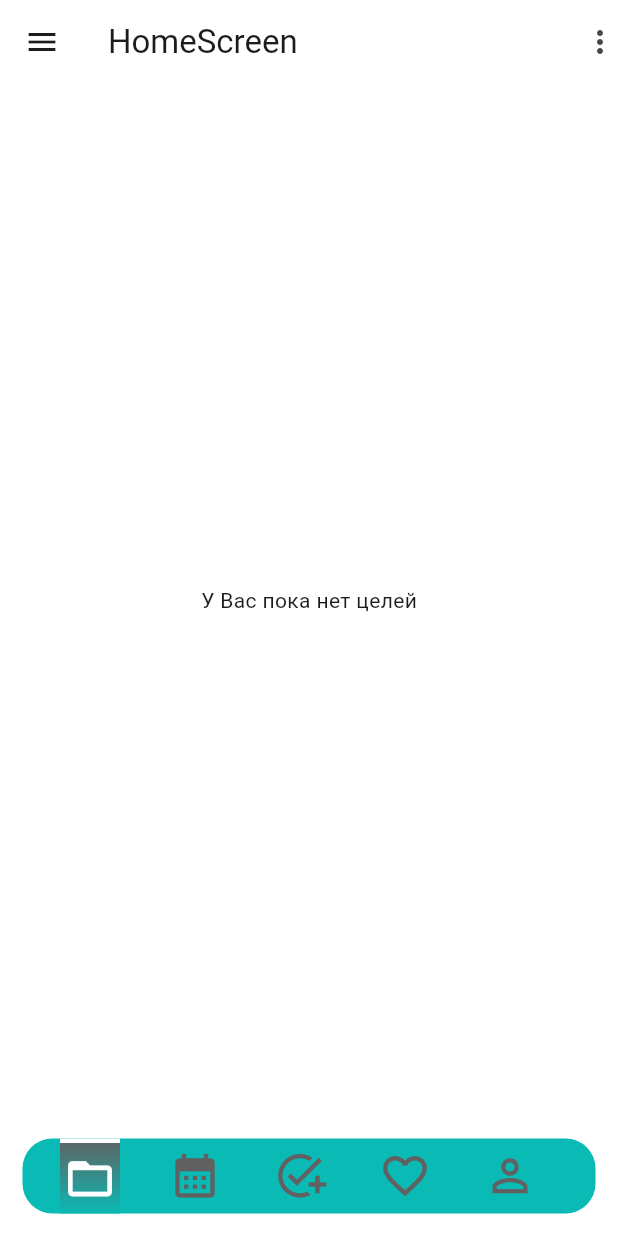
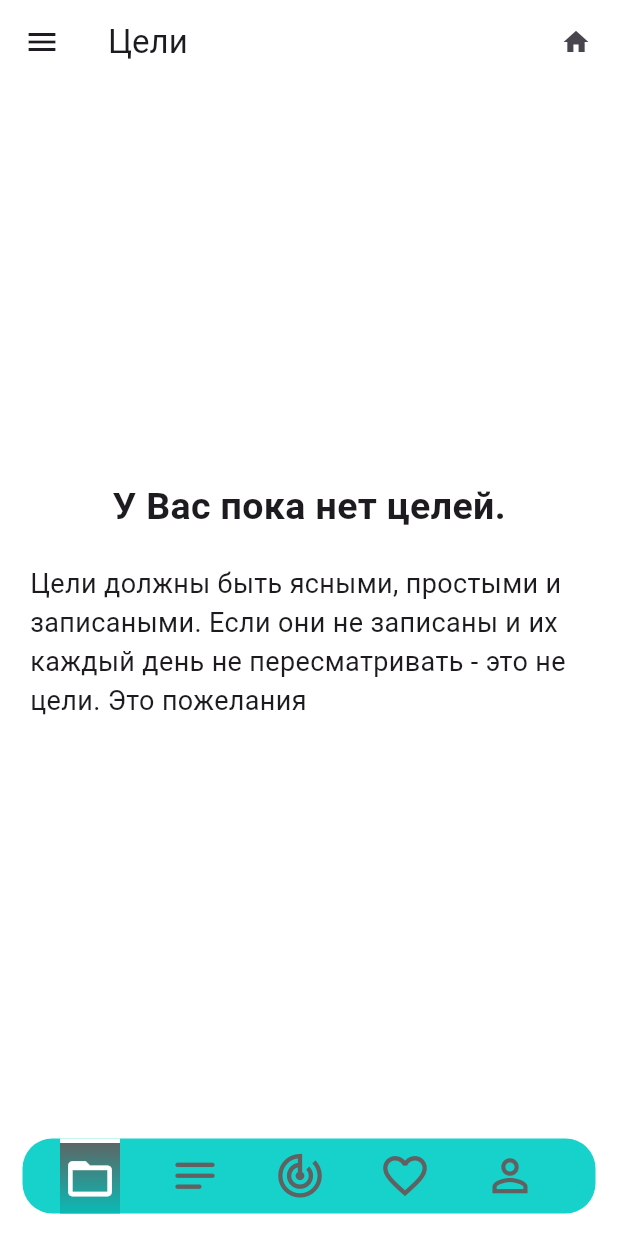
Before and after one commit to MironAlikc/planner_app, a Flutter app: the screen it shows after launch, on a phone screen of 412 x 824 dp. Run offline on Flutter 3.47's test engine with Material 2 defaults, Android fonts, the phone set to English and light mode, and no system bars.

Commit message:
added AppBar

```diff
--- a/lib/home_screen/home_screen.dart
+++ b/lib/home_screen/home_screen.dart
@@ -1,5 +1,6 @@
 import 'package:flutter/material.dart';
-import 'package:planner_app/bottom_navigation_bar_widget.dart';
+import 'package:planner_app/resources/colors.dart';
+import 'package:planner_app/widgets/bottom_navigation_bar_widget.dart';
 
 class HomeScreen extends StatelessWidget {
   const HomeScreen({super.key});
@@ -7,15 +8,30 @@ class HomeScreen extends StatelessWidget {
   @override
   Widget build(BuildContext context) {
     return Scaffold(
-      drawer: const Drawer(),
-      appBar: AppBar(
-        title: Text('HomeScreen'),
-        actions: const [
-          Icon(Icons.more_vert),
-        ],
-        backgroundColor: Colors.white,
-      ),
-      body: const BottomNavigationBarWidget(),
+      body: BottomNavigationBarWidget(),
     );
   }
 }
+
+
+// class HomeAppBarWidget extends StatelessWidget implements PreferredSizeWidget {
+//   const HomeAppBarWidget({
+//     super.key,
+//     required this.title,
+//   });
+//   final String title;
+
+//   @override
+//   Size get preferredSize => const Size.fromHeight(kToolbarHeight);
+
+//   @override
+//   Widget build(BuildContext context) {
+//     return AppBar(
+//       title: Text(title),
+//       actions: const [
+//         Icon(Icons.more_vert),
+//       ],
+//       backgroundColor: Colors.white,
+//     );
+//   }
+// }
--- a/lib/resources/colors.dart
+++ b/lib/resources/colors.dart
@@ -1,5 +1,5 @@
 import 'package:flutter/material.dart';
 
 abstract class ColorsApp {
-  static const mainColor = Color(0xFF0abab5);
+  static const mainColor = Color.fromARGB(255, 23, 210, 203);
 }
--- a/lib/screen_bar/affairs_screen.dart
+++ b/lib/screen_bar/affairs_screen.dart
@@ -6,7 +6,7 @@ class AffairsScreen extends StatelessWidget {
   @override
   Widget build(BuildContext context) {
     return Scaffold(
-      backgroundColor: Colors.amber,
-    );
+        // backgroundColor: Colors.amber,
+        );
   }
 }
--- a/lib/screen_bar/finance_screen.dart
+++ b/lib/screen_bar/finance_screen.dart
@@ -5,6 +5,9 @@ class FinanceScreen extends StatelessWidget {
 
   @override
   Widget build(BuildContext context) {
-    return Scaffold(backgroundColor: Colors.lightBlue);
+    return Scaffold(
+
+        ///backgroundColor: Colors.lightBlue,
+        );
   }
 }
--- a/lib/screen_bar/goals_screen.dart
+++ b/lib/screen_bar/goals_screen.dart
@@ -1,5 +1,6 @@
 import 'package:flutter/material.dart';
 import 'package:flutter/widgets.dart';
+import 'package:planner_app/theme/app_fonts.dart';
 
 class GoalsScreen extends StatelessWidget {
   const GoalsScreen({super.key});
@@ -8,8 +9,24 @@ class GoalsScreen extends StatelessWidget {
   Widget build(BuildContext context) {
     return Scaffold(
       backgroundColor: Colors.white,
-      body: Center(
-        child: Text('У Вас пока нет целей'),
+      body: Padding(
+        padding: const EdgeInsets.symmetric(
+          horizontal: 20,
+        ),
+        child: Column(
+          mainAxisAlignment: MainAxisAlignment.center,
+          children: [
+            Text(
+              'У Вас пока нет целей.',
+              style: AppFonts.w700s25,
+            ),
+            SizedBox(height: 20),
+            Text(
+              'Цели должны быть ясными, простыми и записаными. Если они не записаны и их каждый день не пересматривать - это не цели. Это пожелания',
+              style: AppFonts.w400s18,
+            ),
+          ],
+        ),
       ),
     );
   }
--- a/lib/screen_bar/notes_screen.dart
+++ b/lib/screen_bar/notes_screen.dart
@@ -5,6 +5,8 @@ class NotesScreen extends StatelessWidget {
 
   @override
   Widget build(BuildContext context) {
-    return Scaffold(backgroundColor: Colors.green);
+    return Scaffold(
+        //  backgroundColor: Colors.green,
+        );
   }
 }
--- a/lib/screen_bar/tracker_screen.dart
+++ b/lib/screen_bar/tracker_screen.dart
@@ -6,7 +6,7 @@ class TrackerScreen extends StatelessWidget {
   @override
   Widget build(BuildContext context) {
     return Scaffold(
-      backgroundColor: Colors.grey,
-    );
+        //  backgroundColor: Colors.grey,
+        );
   }
 }
--- /dev/null
+++ b/lib/theme/app_fonts.dart
@@ -0,0 +1,8 @@
+import 'package:flutter/material.dart';
+
+abstract class AppFonts {
+  static const TextStyle w700s25 =
+      TextStyle(fontSize: 25, fontWeight: FontWeight.w700);
+  static const TextStyle w400s18 =
+      TextStyle(fontSize: 18, fontWeight: FontWeight.w400);
+}
--- a/lib/bottom_navigation_bar_widget.dart
+++ b/lib/widgets/bottom_navigation_bar_widget.dart
@@ -1,6 +1,7 @@
 import 'package:flutter/material.dart';
 import 'package:planner_app/resources/colors.dart';
 import 'package:planner_app/screen_bar/affairs_screen.dart';
+import 'package:planner_app/screen_bar/finance_screen.dart';
 import 'package:planner_app/screen_bar/goals_screen.dart';
 import 'package:planner_app/screen_bar/notes_screen.dart';
 import 'package:planner_app/screen_bar/tracker_screen.dart';
@@ -15,28 +16,67 @@ class BottomNavigationBarWidget extends StatefulWidget {
 
 class _BottomNavigationBarWidgetState extends State<BottomNavigationBarWidget>
     with SingleTickerProviderStateMixin {
-  int selectedIndex = 0;
+  int _selectedIndex = 0;
+  final List<String> _appBarTitles = [
+    'Цели',
+    'Дела',
+    'Трекер',
+    'Заметки',
+    'Финансы',
+  ];
+  List<List<IconData>> _appBarIcons = [
+    [Icons.home],
+    [Icons.business, Icons.map],
+    [Icons.business, Icons.map],
+    [Icons.business, Icons.map],
+    [Icons.school, Icons.notifications, Icons.favorite],
+  ];
+
   final List<Widget> _widgetOptions = <Widget>[
     const GoalsScreen(),
     const AffairsScreen(),
     const TrackerScreen(),
     const NotesScreen(),
-    const Center(child: Text('пять')),
+    const FinanceScreen()
   ];
+
+  void _onItemTapped(int index) {
+    setState(() {
+      _selectedIndex = index;
+    });
+  }
 
   @override
   Widget build(BuildContext context) {
     List<IconData> data = [
       Icons.folder_open,
-      Icons.calendar_month,
-      Icons.add_task,
+      Icons.notes_rounded,
+      Icons.track_changes,
       Icons.favorite_outline_sharp,
       Icons.person_outline_sharp,
     ];
 
     return Scaffold(
+      drawer: const Drawer(),
+      appBar: AppBar(
+          backgroundColor: Colors.white,
+          title: Text(_appBarTitles[_selectedIndex]),
+          actions: [
+            Padding(
+              padding: const EdgeInsets.all(8.0),
+              child: Row(
+                mainAxisAlignment: MainAxisAlignment.spaceBetween,
+                children: _appBarIcons[_selectedIndex].map((icon) {
+                  return Padding(
+                    padding: EdgeInsets.symmetric(horizontal: 10),
+                    child: Icon(icon, size: 20),
+                  );
+                }).toList(),
+              ),
+            ),
+          ]),
       backgroundColor: Colors.white,
-      body: _widgetOptions[selectedIndex],
+      body: _widgetOptions[_selectedIndex],
       bottomNavigationBar: Padding(
         padding: const EdgeInsets.all(15),
         child: Material(
@@ -53,16 +93,16 @@ class _BottomNavigationBarWidgetState extends State<BottomNavigationBarWidget>
                 padding: const EdgeInsets.symmetric(horizontal: 15),
                 child: GestureDetector(
                   onTap: () {
-                    if (selectedIndex == i) return;
+                    if (_selectedIndex == i) return;
                     setState(() {
-                      selectedIndex = i;
+                      _selectedIndex = i;
                     });
                   },
                   child: AnimatedContainer(
                     duration: const Duration(milliseconds: 250),
                     width: 40,
                     decoration: BoxDecoration(
-                      border: i == selectedIndex
+                      border: i == _selectedIndex
                           ? const Border(
                               top: BorderSide(
                                 width: 3.0,
@@ -70,7 +110,7 @@ class _BottomNavigationBarWidgetState extends State<BottomNavigationBarWidget>
                               ),
                             )
                           : null,
-                      gradient: i == selectedIndex
+                      gradient: i == _selectedIndex
                           ? LinearGradient(
                               colors: [
                                   Colors.grey.shade700,
@@ -83,7 +123,7 @@ class _BottomNavigationBarWidgetState extends State<BottomNavigationBarWidget>
                     child: Icon(
                       data[i],
                       size: 35,
-                      color: i == selectedIndex
+                      color: i == _selectedIndex
                           ? Colors.white
                           : Colors.grey.shade700,
                     ),
```
